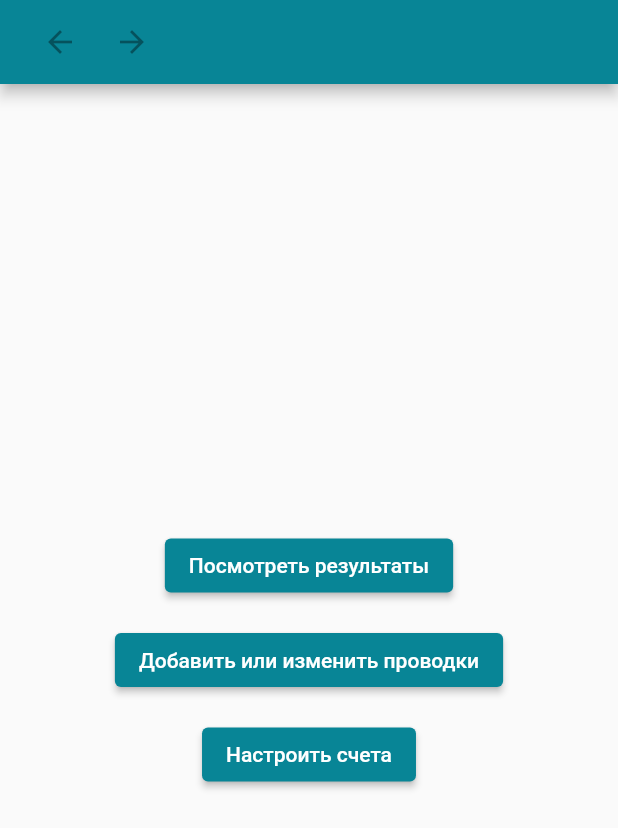
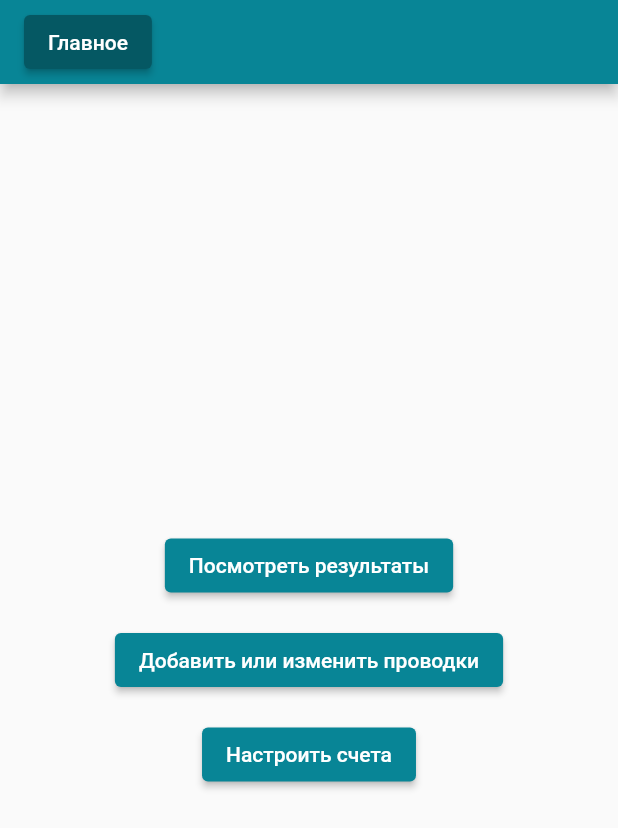
Before and after one commit to romannep/oktopadbooker, a Flutter app: the screen it shows after launch, on a phone screen of 412 x 824 dp. Shown: the top 828 px of the screen. Run offline on Flutter 3.47's test engine with Material 2 defaults, Android fonts, the phone set to English and light mode, and no system bars; our stand-ins replace csv, file_picker, sqflite, sqflite_common_ffi; accounts and stored records are empty.

Commit message:
changed navigation

```diff
--- a/lib/app.dart
+++ b/lib/app.dart
@@ -12,7 +12,11 @@ import 'package:oktopadbooker/screens/start.dart';
 import 'db.dart';
 
 const PRIMARY_COLOR_VALUE = 0xFF088596;
+const PRIMARY_COLOR_DARK_VALUE = 0xFF055863;
+
 const PRIMARY_COLOR = Color(PRIMARY_COLOR_VALUE);
+const PRIMARY_COLOR_DARK = Color(PRIMARY_COLOR_DARK_VALUE);
+
 const PRIMARY_COLOR_MATERIAL = MaterialColor(PRIMARY_COLOR_VALUE, const <int, Color>{
   50:  const Color(0xFFe0e0e0),
   100: const Color(0xFFb3b3b3),
@@ -32,13 +36,17 @@ final BUTTON_STYLE = TextButton.styleFrom(
   backgroundColor: PRIMARY_COLOR,
 );
 
+final BUTTON_STYLE_DARK = TextButton.styleFrom(
+  backgroundColor: PRIMARY_COLOR_DARK,
+);
+
 const BUTTON_TEXT_STYLE = const TextStyle(color: Colors.white);
 
 const DEBOUNCE_TIMEOUT_MS = 1000;
 
-Widget createButton(String label, void Function() onPressed) => ElevatedButton(
+Widget createButton(String label, void Function() onPressed, [bool selected = false]) => ElevatedButton(
   onPressed: onPressed,
-  style: BUTTON_STYLE,
+  style: selected ? BUTTON_STYLE_DARK : BUTTON_STYLE,
   child: Text(label, style: BUTTON_TEXT_STYLE),
 );
 
@@ -151,6 +159,16 @@ class AppState extends State<App> {
     processNavigate(page + 1);
   }
 
+  move(int toPage) async {
+    final page = pageController.page!.toInt();
+    if (screens[page].controller.onLeave != null) {
+      await screens[page].controller.onLeave!();
+    }
+    animateTo(pageController, toPage);
+    processNavigate(toPage);
+  }
+
+
   processNavigate([newPage = -1]) {
     setState(() {
       int page = newPage > -1 ? newPage : pageController.page!.toInt();
@@ -160,9 +178,13 @@ class AppState extends State<App> {
       title = screens[page].title;
       int pageCount = screens.length - 2;
       buttons.clear();
-      buttons.add(IconButton(onPressed: page > 0 ? back : null, icon: Icon(Icons.arrow_back)));
-      buttons.add(IconButton(onPressed: page < pageCount ? forward : null, icon: Icon(Icons.arrow_forward)));
-      buttons.add(Text(title));
+      // buttons.add(IconButton(onPressed: page > 0 ? back : null, icon: Icon(Icons.arrow_back)));
+      // buttons.add(IconButton(onPressed: page < pageCount ? forward : null, icon: Icon(Icons.arrow_forward)));
+
+      for (int i = 0; i < screens.length - 1; i++) {
+        buttons.add(createButton(screens[i].title, () => move(i), i == page));
+        buttons.add(marginWidget);
+      }
     });
   }
 
@@ -170,13 +192,12 @@ class AppState extends State<App> {
   void initState() {
     final item = ScreenItem(
       widget: ScreenWrapper(StartScreen(appState: this)),
-      title: '',
+      title: 'Главное',
       controller: ScreenController(),
     );
     screens.add(item);
     screens.add(item);
-    buttons.add(IconButton(onPressed: null, icon: Icon(Icons.arrow_back)));
-    buttons.add(IconButton(onPressed: null, icon: Icon(Icons.arrow_forward)));
+    processNavigate(0);
     super.initState();
 
     Db.instance.init();
```
Also changed, not shown: 1 other file.
